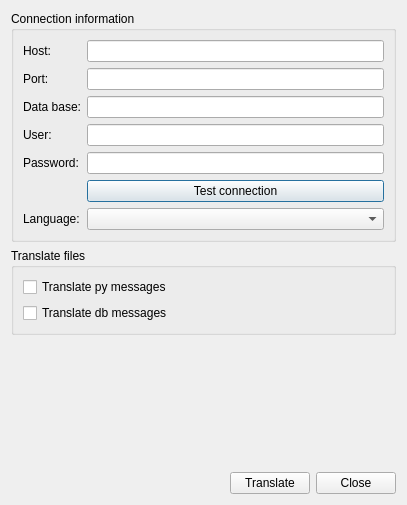
Before: the Qt Designer form ui/qm_generator.ui in Giswater/giswater_qgis_plugin, drawn with Qt 5.
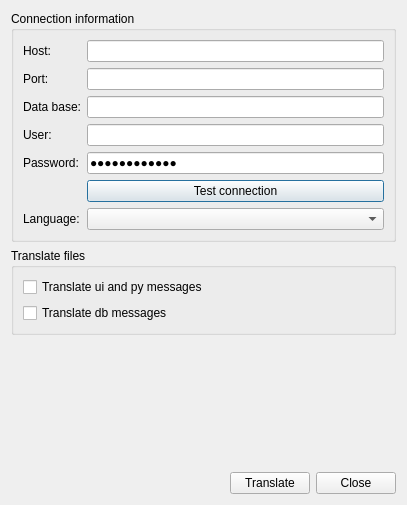
After: the same form once the commit is applied.

Diff of the .ui file:
```diff
--- a/ui/qm_generator.ui
+++ b/ui/qm_generator.ui
@@ -35,6 +35,9 @@
       </item>
       <item row="4" column="1">
        <widget class="QLineEdit" name="txt_pass">
+        <property name="text">
+         <string>uo2ohNiecuoc</string>
+        </property>
         <property name="echoMode">
          <enum>QLineEdit::Password</enum>
         </property>
@@ -161,7 +164,7 @@
       <item row="0" column="0">
        <widget class="QCheckBox" name="chk_py_msg">
         <property name="text">
-         <string>Translate py messages</string>
+         <string>Translate ui and py messages</string>
         </property>
        </widget>
       </item>
```
